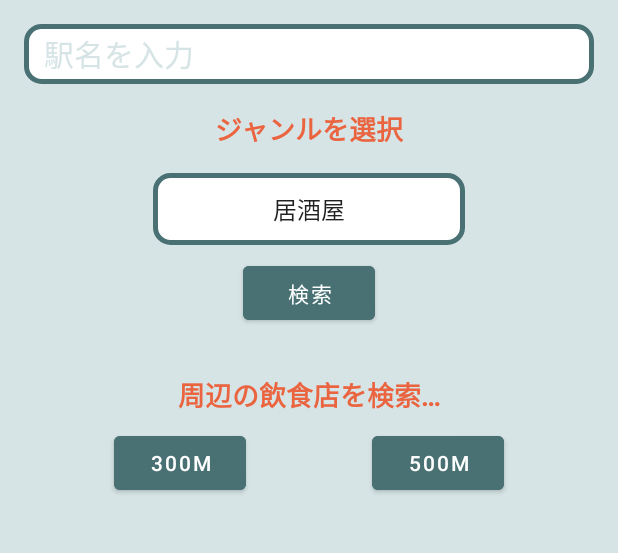
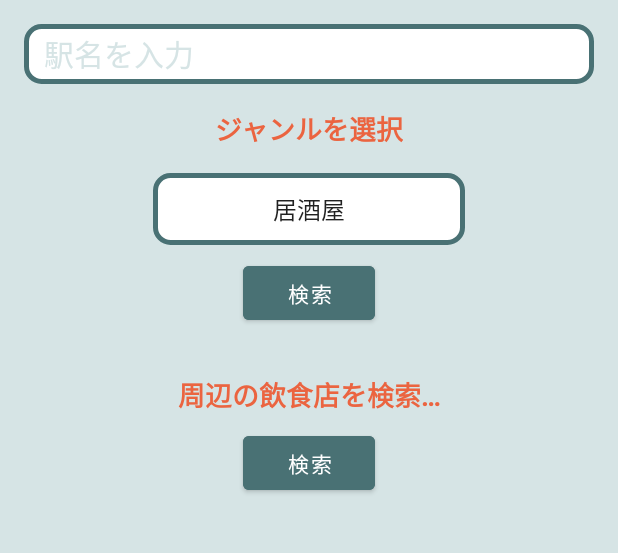
Before and after one commit to hirotomo-yamazaki/HotPepperAPI, an Android app: the screen it shows after launch (MainActivity), on a phone screen of 412 x 824 dp, the part 169-722 px from its top. Run offline under Robolectric (Android 15) with nearby library versions, the phone set to English and light mode, and no system bars; our stand-ins replace data binding.

Commit message:
位置情報取得処理追加

```diff
--- a/app/build.gradle
+++ b/app/build.gradle
@@ -1,6 +1,7 @@
 plugins {
     id 'com.android.application'
     id 'org.jetbrains.kotlin.android'
+    id 'com.google.android.libraries.mapsplatform.secrets-gradle-plugin'
 }
 
 android {
@@ -42,6 +43,7 @@ dependencies {
     implementation 'com.google.android.material:material:1.7.0'
     implementation 'androidx.constraintlayout:constraintlayout:2.1.4'
     implementation 'androidx.databinding:databinding-runtime:7.3.1'
+    implementation 'com.google.android.gms:play-services-maps:18.1.0'
     testImplementation 'junit:junit:4.13.2'
     androidTestImplementation 'androidx.test.ext:junit:1.1.4'
     androidTestImplementation 'androidx.test.espresso:espresso-core:3.5.0'
@@ -58,6 +60,9 @@ dependencies {
     implementation "com.squareup.retrofit2:retrofit:$retrofit_version"
     implementation "com.squareup.retrofit2:converter-gson:$retrofit_version"
 
+    //Location
+    implementation 'com.google.android.gms:play-services-location:21.0.1'
+
     implementation "com.squareup.okhttp3:logging-interceptor:4.10.0"
 
     implementation "org.jetbrains.kotlin:kotlin-stdlib-jdk8"
--- a/app/src/main/java/com/example/hotpepperapi/MainActivity.kt
+++ b/app/src/main/java/com/example/hotpepperapi/MainActivity.kt
@@ -1,11 +1,43 @@
 package com.example.hotpepperapi
 
+import android.annotation.SuppressLint
+import android.location.Location
 import androidx.appcompat.app.AppCompatActivity
 import android.os.Bundle
+import android.widget.Toast
+import androidx.activity.viewModels
+import com.example.hotpepperapi.viewModel.ViewModel
+import com.google.android.gms.location.FusedLocationProviderClient
+import com.google.android.gms.location.LocationServices
 
 class MainActivity : AppCompatActivity() {
+
+    private val viewModel: ViewModel by viewModels()
+    private lateinit var fusedLocationClient: FusedLocationProviderClient
+
     override fun onCreate(savedInstanceState: Bundle?) {
         super.onCreate(savedInstanceState)
         setContentView(R.layout.activity_main)
+
+        fusedLocationClient = LocationServices.getFusedLocationProviderClient(this)
+        location()
+    }
+
+    @SuppressLint("MissingPermission")
+    private fun location(){
+        fusedLocationClient.lastLocation
+            .addOnSuccessListener { location : Location? ->
+                // Got last known location. In some rare situations this can be null.
+                if (location != null) {
+                    val latitude = location.latitude
+                    val longitude = location.longitude
+                    viewModel.setLatLng(latitude, longitude)
+
+                    Toast.makeText(this, "位置情報を利用しています。", Toast.LENGTH_LONG).show()
+                }
+            }
+            .addOnFailureListener {
+                Toast.makeText(this, "位置情報をONにして下さい。", Toast.LENGTH_LONG).show()
+            }
     }
 }
--- a/app/src/main/res/layout/fragment_store_list.xml
+++ b/app/src/main/res/layout/fragment_store_list.xml
@@ -4,6 +4,7 @@
     xmlns:tools="http://schemas.android.com/tools">
 
     <data>
+
         <variable
             name="dataViewModel"
             type="com.example.hotpepperapi.viewModel.ViewModel" />
--- a/app/src/main/res/layout/fragment_top.xml
+++ b/app/src/main/res/layout/fragment_top.xml
@@ -105,20 +105,9 @@
             android:layout_height="wrap_content"
             android:layout_margin="8dp"
             android:backgroundTint="@color/navy"
-            android:text="@string/distance_300m"
-            app:layout_constraintEnd_toStartOf="@+id/btn_500"
+            android:text="@string/btn_search"
+            app:layout_constraintEnd_toEndOf="parent"
             app:layout_constraintStart_toStartOf="parent"
-            app:layout_constraintTop_toBottomOf="@+id/tv_location" />
-
-        <Button
-            android:id="@+id/btn_500"
-            android:layout_width="wrap_content"
-            android:layout_height="wrap_content"
-            android:layout_margin="8dp"
-            android:backgroundTint="@color/navy"
-            android:text="@string/distance_500m"
-            app:layout_constraintEnd_toEndOf="parent"
-            app:layout_constraintStart_toEndOf="@+id/btn_300"
             app:layout_constraintTop_toBottomOf="@+id/tv_location" />
 
     </androidx.constraintlayout.widget.ConstraintLayout>
--- a/app/src/main/res/values/strings.xml
+++ b/app/src/main/res/values/strings.xml
@@ -2,8 +2,6 @@
     <string name="app_name">Hot Pepper API</string>
     <string name="tv_title">Hot Pepper API</string>
     <string name="btn_search">検索</string>
-    <string name="distance_500m">500m</string>
-    <string name="distance_300m">300m</string>
     <string name="tv_location">周辺の飲食店を検索…</string>
     <string name="iv_store">Image</string>
     <string name="et_search_keyword">\t駅名を入力</string>
--- a/build.gradle
+++ b/build.gradle
@@ -3,4 +3,5 @@ plugins {
     id 'com.android.application' version '7.3.0' apply false
     id 'com.android.library' version '7.3.0' apply false
     id 'org.jetbrains.kotlin.android' version '1.7.10' apply false
+    id 'com.google.android.libraries.mapsplatform.secrets-gradle-plugin' version '2.0.1' apply false
 }
```
Also changed, not shown: app/src/main/java/com/example/hotpepperapi/fragment/TopFragment.kt (+5 -3 lines), app/src/main/java/com/example/hotpepperapi/repository/ApiConnection.kt (+8 -0 lines), app/src/main/java/com/example/hotpepperapi/viewModel/ViewModel.kt (+53 -1 lines).
